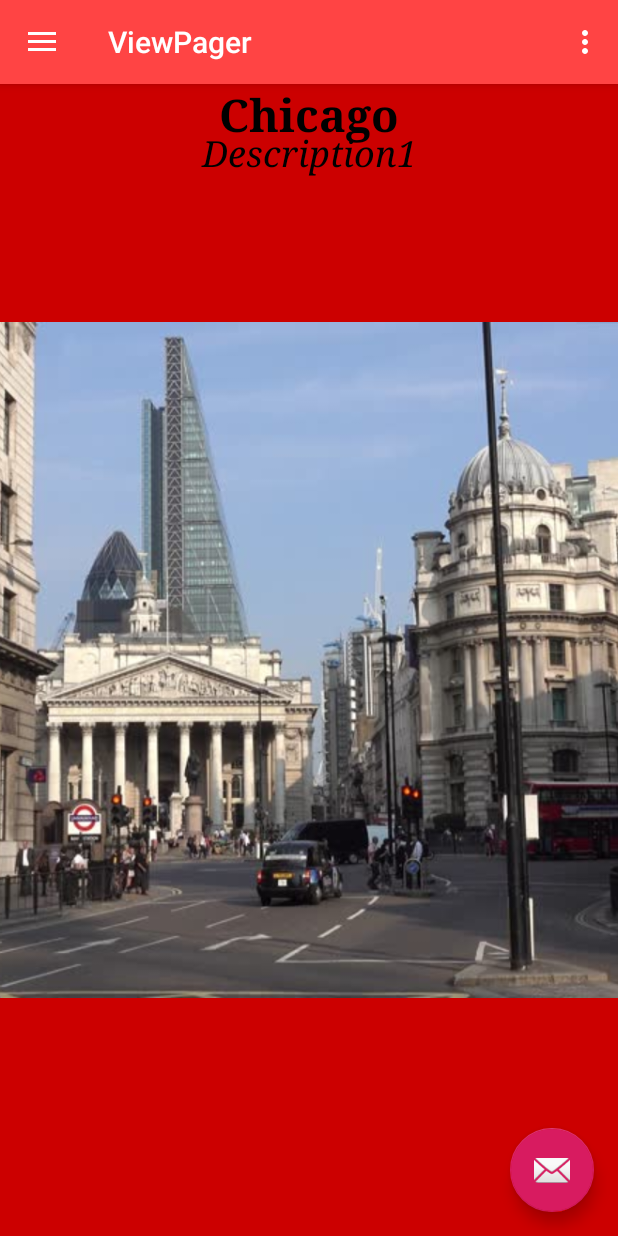
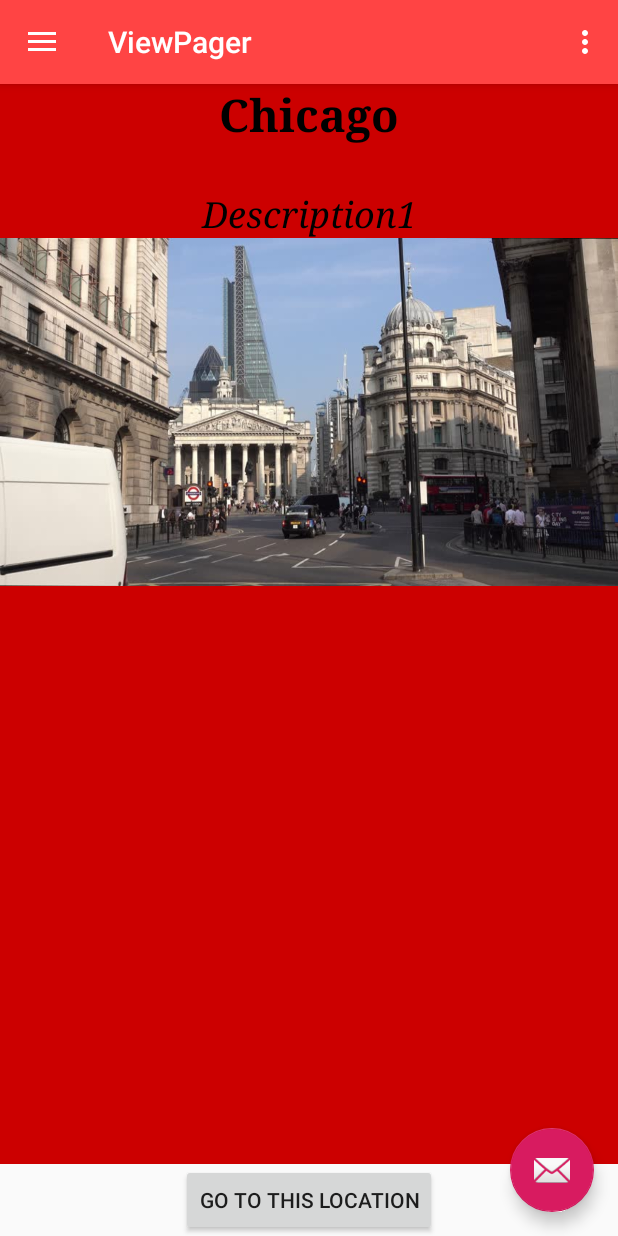
Before and after one commit to josephbumbacco/TouristApp, an Android app: the screen it shows after launch (MainActivity), on a phone screen of 412 x 824 dp. Run offline under Robolectric (Android 15) with nearby library versions, the phone set to English and light mode, and no system bars; our stand-ins replace navigation-ui.

Commit message:
Map button added in #5 *Added in button to viewpager fragment *Changed framelayout in locations fragment to linear

```diff
--- a/app/src/main/java/com/example/touristapp/ViewPager.java
+++ b/app/src/main/java/com/example/touristapp/ViewPager.java
@@ -10,6 +10,7 @@ import androidx.fragment.app.FragmentPagerAdapter;
 import android.view.LayoutInflater;
 import android.view.View;
 import android.view.ViewGroup;
+import android.widget.Button;
 
 
 /**
@@ -30,6 +31,13 @@ public class ViewPager extends Fragment {
         androidx.viewpager.widget.ViewPager pager = view.findViewById(R.id.locationViewPager);
         CustomViewPagerAdapter adapter = new CustomViewPagerAdapter(getChildFragmentManager());
         pager.setAdapter(adapter);
+
+        view.findViewById(R.id.mapButton).setOnClickListener(new View.OnClickListener(){
+            @Override
+            public void onClick(View v) {
+
+            }
+        });
         // Inflate the layout for this fragment
         return view;
     }
--- a/app/src/main/res/layout/fragment_locations.xml
+++ b/app/src/main/res/layout/fragment_locations.xml
@@ -1,16 +1,28 @@
 <?xml version="1.0" encoding="utf-8"?>
-<FrameLayout xmlns:android="http://schemas.android.com/apk/res/android"
+<LinearLayout xmlns:android="http://schemas.android.com/apk/res/android"
     xmlns:app="http://schemas.android.com/apk/res-auto"
     xmlns:tools="http://schemas.android.com/tools"
     android:layout_width="match_parent"
     android:layout_height="match_parent"
     android:background="@android:color/holo_red_dark"
+    android:orientation="vertical"
     tools:context=".LocationsFragment">
+
+    <TextView
+        android:id="@+id/locationName"
+        android:layout_width="match_parent"
+        android:layout_height="wrap_content"
+        android:fontFamily="serif"
+        android:gravity="center|top"
+        android:text="locationName1"
+        android:textColor="@android:color/background_dark"
+        android:textSize="30sp"
+        android:textStyle="bold" />
 
     <TextView
         android:id="@+id/locationDetails"
         android:layout_width="match_parent"
-        android:layout_height="match_parent"
+        android:layout_height="wrap_content"
         android:fontFamily="serif"
         android:gravity="center|top"
         android:paddingTop="30dp"
@@ -19,22 +31,12 @@
         android:textSize="24sp"
         android:textStyle="italic" />
 
-    <TextView
-        android:id="@+id/locationName"
-        android:layout_width="match_parent"
-        android:layout_height="match_parent"
-        android:fontFamily="serif"
-        android:gravity="center|top"
-        android:text="locationName1"
-        android:textColor="@android:color/background_dark"
-        android:textSize="30sp"
-        android:textStyle="bold" />
-
     <ImageView
         android:id="@+id/locationImage"
-        android:layout_width="800dp"
-        android:layout_height="1000dp"
-        android:layout_gravity="center"
-        android:src="@drawable/city1"
-        app:srcCompat="@drawable/city1" />
-</FrameLayout>
+        android:layout_width="match_parent"
+        android:layout_height="wrap_content"
+        android:adjustViewBounds="true"
+        android:cropToPadding="false"
+        android:src="@drawable/city1" />
+
+</LinearLayout>
--- a/app/src/main/res/layout/fragment_view_pager.xml
+++ b/app/src/main/res/layout/fragment_view_pager.xml
@@ -10,5 +10,15 @@
     <androidx.viewpager.widget.ViewPager
         android:id="@+id/locationViewPager"
         android:layout_width="match_parent"
-        android:layout_height="match_parent" />
+        android:layout_height="0dp"
+        android:layout_weight="1">
+
+    </androidx.viewpager.widget.ViewPager>
+
+    <Button
+        android:id="@+id/mapButton"
+        android:layout_width="wrap_content"
+        android:layout_height="wrap_content"
+        android:layout_gravity="center"
+        android:text="@string/mapButtonText" />
 </LinearLayout>
--- a/app/src/main/res/values/strings.xml
+++ b/app/src/main/res/values/strings.xml
@@ -16,4 +16,5 @@
 
     <!-- TODO: Remove or change this placeholder text -->
     <string name="hello_blank_fragment">Hello blank fragment</string>
+    <string name="mapButtonText">Go to this location</string>
 </resources>
```
